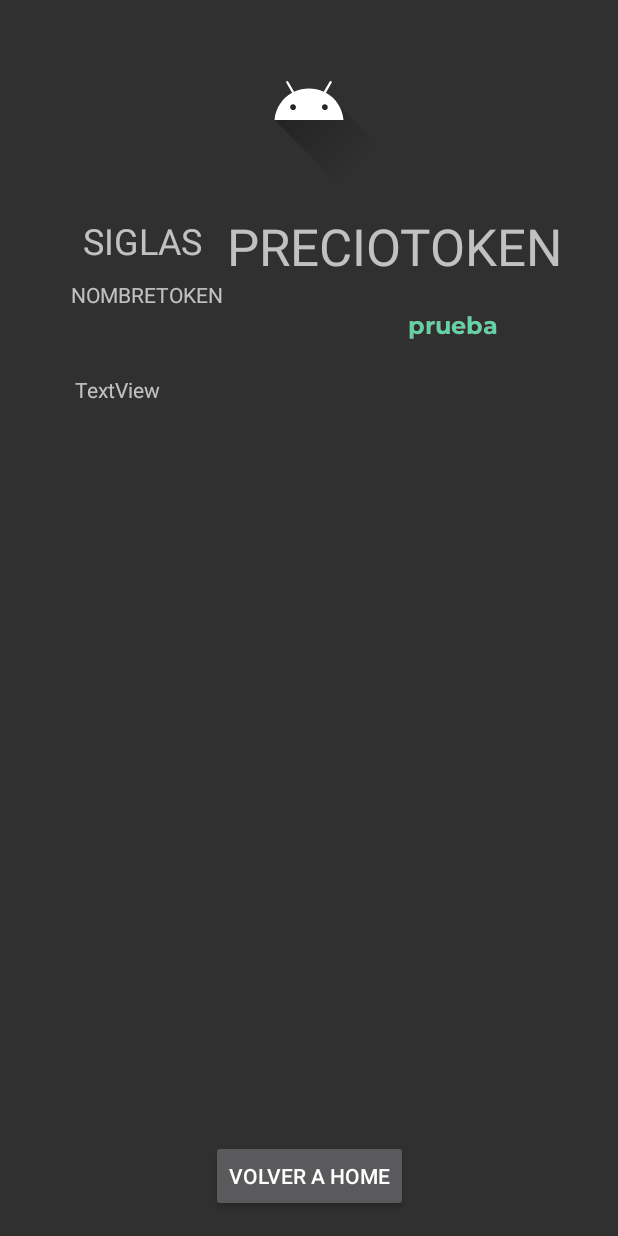
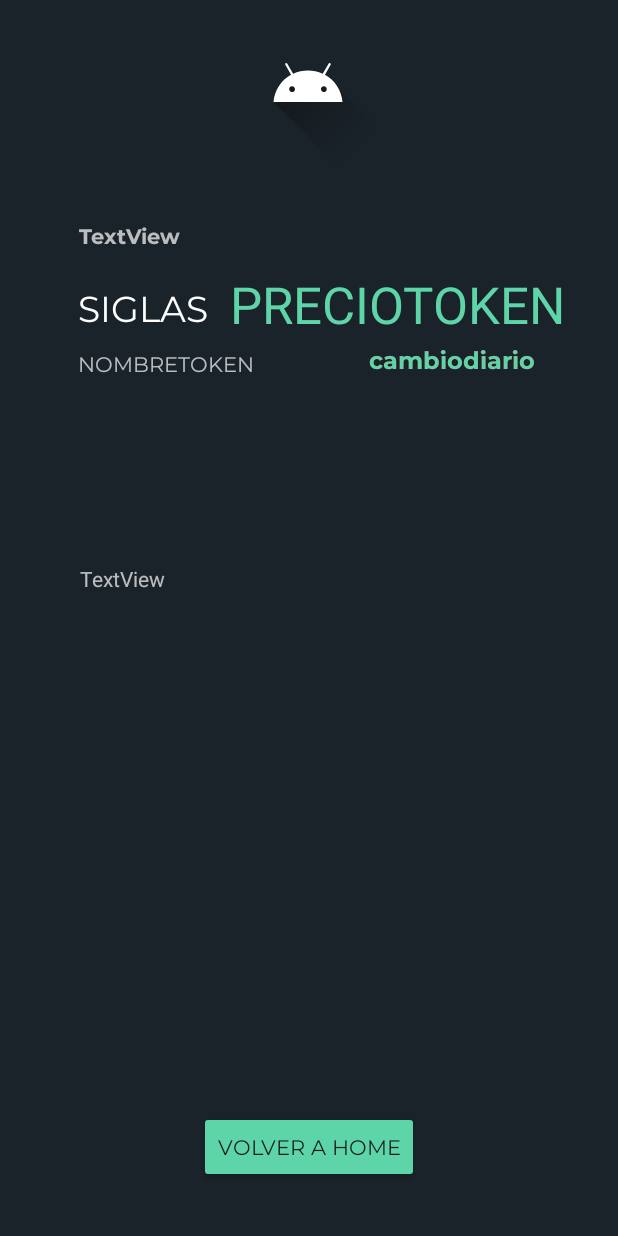
Before and after one commit to JoseMariaRuiz193/SAJA, an Android app: the layout busqueda_activos.xml on its own in the app's theme, with its tools: preview values and no code run, on a phone screen of 412 x 824 dp. Run offline under Robolectric (Android 15) with nearby library versions, the phone set to English and light mode, and no system bars.

Commit message:
Cambio en la ruta del boton: "Volver a home" desde Login a Home Diseño XML de la pantalla busqueda_activos.xml Diseño de la logica del textview mercado Se añade la politica en el oncreate de BusquedaActivos.kt Cambios de diseño menores Mejoras en el codigo de la MainActivity.kt

```diff
--- a/app/src/main/AndroidManifest.xml
+++ b/app/src/main/AndroidManifest.xml
@@ -12,7 +12,7 @@
         android:supportsRtl="true"
         android:theme="@style/Theme.AppCompat.NoActionBar">
         <activity
-            android:name=".Activity2MainActivity"
+            android:name=".Splash"
             android:exported="true" />
         <activity
             android:name=".LoginActivity"
@@ -39,7 +39,7 @@
             android:name=".RegistroActivity"
             android:exported="true" />
         <activity
-            android:name=".Splash"
+            android:name=".BusquedaActivos"
             android:exported="true">
             <intent-filter>
                 <action android:name="android.intent.action.MAIN" />
--- a/app/src/main/res/layout/activity2_main.xml
+++ b/app/src/main/res/layout/busqueda_activos.xml
@@ -7,7 +7,8 @@
     android:overScrollMode="always"
     android:scrollbarStyle="insideOverlay"
     android:verticalScrollbarPosition="right"
-    tools:context=".Activity2MainActivity">
+    tools:context=".BusquedaActivos"
+    android:background="#1B232A">
 
     <Button
         android:id="@+id/button"
@@ -15,103 +16,117 @@
         android:layout_height="wrap_content"
         android:layout_marginStart="140dp"
         android:layout_marginEnd="140dp"
-        android:layout_marginBottom="16dp"
+        android:layout_marginBottom="35dp"
+        android:fontFamily="@font/monreg"
         android:onClick="onClickInicio"
         android:text="VOLVER A HOME"
+        android:textColor="#171D22"
+        app:backgroundTint="#5ED5A8"
         app:layout_constraintBottom_toBottomOf="parent"
         app:layout_constraintEnd_toEndOf="parent"
         app:layout_constraintStart_toStartOf="parent" />
 
     <TextView
+        android:id="@+id/tslaperneg"
+        android:layout_width="wrap_content"
+        android:layout_height="wrap_content"
+        android:layout_marginTop="4dp"
+        android:layout_marginEnd="55dp"
+        android:fontFamily="@font/monbol"
+        android:text="cambiodiario"
+        android:textColor="#f1242c"
+        android:textSize="16sp"
+        app:layout_constraintEnd_toEndOf="parent"
+        app:layout_constraintTop_toBottomOf="@+id/textView6" />
+
+    <TextView
+        android:id="@+id/textView6"
+        android:layout_width="wrap_content"
+        android:layout_height="wrap_content"
+        android:layout_marginTop="180dp"
+        android:layout_marginEnd="35dp"
+        android:text="PRECIOTOKEN"
+        android:textColor="#5ED5A8"
+        android:textSize="34sp"
+        app:layout_constraintEnd_toEndOf="parent"
+        app:layout_constraintTop_toTopOf="parent" />
+
+    <TextView
+        android:id="@+id/textView4"
+        android:layout_width="wrap_content"
+        android:layout_height="wrap_content"
+        android:layout_marginStart="52dp"
+        android:layout_marginTop="190dp"
+        android:fontFamily="@font/monreg"
+        android:text="SIGLAS"
+        android:textColor="#FFFFFF"
+        android:textSize="24sp"
+        app:layout_constraintStart_toStartOf="parent"
+        app:layout_constraintTop_toTopOf="parent" />
+
+    <TextView
         android:id="@+id/textView5"
         android:layout_width="wrap_content"
         android:layout_height="wrap_content"
-        android:layout_marginStart="47dp"
-        android:layout_marginTop="10dp"
+        android:layout_marginStart="52dp"
+        android:layout_marginTop="12dp"
+        android:fontFamily="@font/monreg"
         android:text="NOMBRETOKEN"
         app:layout_constraintStart_toStartOf="parent"
         app:layout_constraintTop_toBottomOf="@+id/textView4" />
 
     <TextView
-        android:id="@+id/tslaperneg"
-        android:layout_width="wrap_content"
-        android:layout_height="wrap_content"
-        android:layout_marginStart="271dp"
-        android:layout_marginTop="19dp"
-        android:layout_marginEnd="80dp"
-
-        android:fontFamily="@font/monbol"
-        android:text="prueba"
-        android:textColor="#f1242c"
-        android:textSize="16sp"
-        app:layout_constraintEnd_toEndOf="parent"
-        app:layout_constraintStart_toStartOf="parent"
-        app:layout_constraintTop_toBottomOf="@+id/textView6" />
-
-    <TextView
         android:id="@+id/tslaperpos"
         android:layout_width="wrap_content"
         android:layout_height="wrap_content"
-        android:layout_marginStart="271dp"
-        android:layout_marginTop="19dp"
-        android:layout_marginEnd="80dp"
-
+        android:layout_marginTop="4dp"
+        android:layout_marginEnd="55dp"
         android:fontFamily="@font/monbol"
-        android:text="prueba"
+        android:text="cambiodiario"
         android:textColor="#5ED5A8"
         android:textSize="16sp"
         app:layout_constraintEnd_toEndOf="parent"
-        app:layout_constraintStart_toStartOf="parent"
         app:layout_constraintTop_toBottomOf="@+id/textView6" />
-
-    <TextView
-        android:id="@+id/textView4"
-        android:layout_width="wrap_content"
-        android:layout_height="wrap_content"
-        android:layout_marginStart="55dp"
-        android:layout_marginTop="144dp"
-        android:text="SIGLAS"
-        android:textSize="24sp"
-        app:layout_constraintStart_toStartOf="parent"
-        app:layout_constraintTop_toTopOf="parent" />
-
-    <TextView
-        android:id="@+id/textView6"
-        android:layout_width="wrap_content"
-        android:layout_height="wrap_content"
-        android:layout_marginTop="17dp"
-        android:layout_marginEnd="37dp"
-        android:text="PRECIOTOKEN"
-        android:textSize="34sp"
-        app:layout_constraintEnd_toEndOf="parent"
-        app:layout_constraintTop_toBottomOf="@+id/imageView" />
 
     <ImageView
         android:id="@+id/imageView"
         android:layout_width="wrap_content"
         android:layout_height="wrap_content"
         android:layout_marginStart="151dp"
-        android:layout_marginTop="16dp"
+        android:layout_marginTop="4dp"
         android:layout_marginEnd="152dp"
         app:layout_constraintEnd_toEndOf="parent"
+        app:layout_constraintHorizontal_bias="0.0"
         app:layout_constraintStart_toStartOf="parent"
         app:layout_constraintTop_toTopOf="parent"
         app:srcCompat="@drawable/ic_launcher_foreground" />
 
     <TextView
-        android:id="@+id/textView8"
-        android:layout_width="312dp"
-        android:layout_height="380dp"
+        android:id="@+id/mercado"
+        android:layout_width="309dp"
+        android:layout_height="33dp"
         android:layout_marginStart="55dp"
-        android:layout_marginTop="44dp"
+        android:layout_marginTop="36dp"
         android:layout_marginEnd="298dp"
+        android:fontFamily="@font/monbol"
         android:isScrollContainer="true"
         android:overScrollMode="ifContentScrolls"
         android:scrollbarStyle="outsideInset"
         android:text="TextView"
         app:layout_constraintEnd_toEndOf="parent"
-        app:layout_constraintHorizontal_bias="0.023"
+        app:layout_constraintHorizontal_bias="0.011"
         app:layout_constraintStart_toStartOf="parent"
-        app:layout_constraintTop_toBottomOf="@+id/textView5" />
+        app:layout_constraintTop_toBottomOf="@+id/imageView"
+        app:textAllCaps="false" />
+
+    <TextView
+        android:id="@+id/descripcion"
+        android:layout_width="326dp"
+        android:layout_height="321dp"
+        android:layout_marginStart="53dp"
+        android:layout_marginBottom="43dp"
+        android:text="TextView"
+        app:layout_constraintBottom_toTopOf="@+id/button"
+        app:layout_constraintStart_toStartOf="parent" />
 
 </androidx.constraintlayout.widget.ConstraintLayout>
```
Also changed, not shown: app/src/main/java/com/example/saja/BusquedaActivos.kt (renamed from app/src/main/java/com/example/saja/Activity2MainActivity.kt, +14 -11 lines), app/src/main/java/com/example/saja/MainActivity.kt (+20 -30 lines), app/src/main/res/layout/main.xml (+0 -13 lines).
